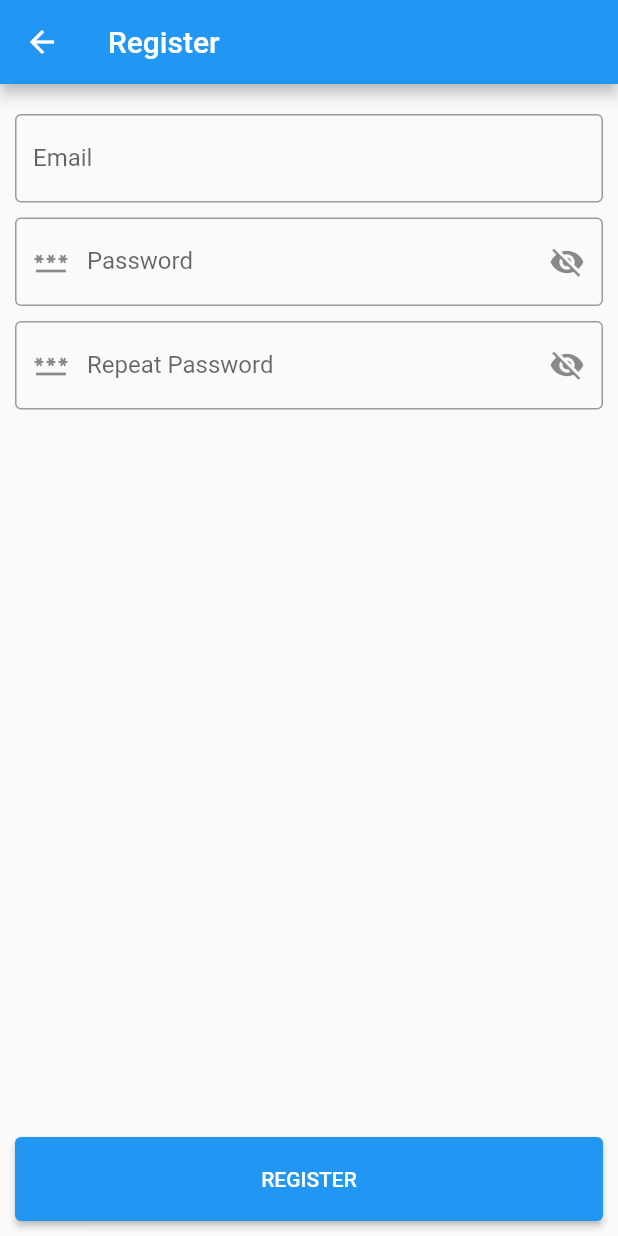
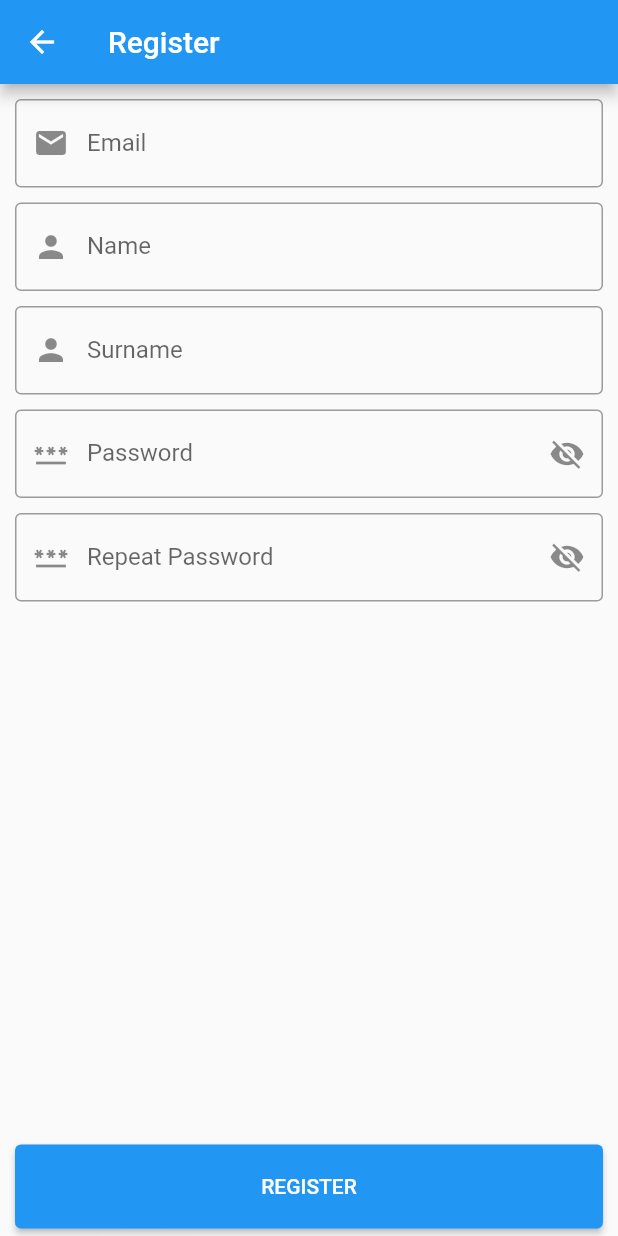
Before and after one commit to aIv4ro/Shopping-App, a Flutter app: the screen it shows after launch, after a tap on "Don't have account? Register now!", on a phone screen of 412 x 824 dp. Run offline on Flutter 3.47's test engine with Material 2 defaults, Android fonts, the phone set to English and light mode, and no system bars; our stand-ins replace cloud_firestore, equatable, firebase_auth, firebase_core, flutter_bloc; accounts and stored records are empty; generated files the repository leaves out were written again; network calls fail.

Commit message:
- login and logout

```diff
--- a/lib/bloc/register/register_bloc.dart
+++ b/lib/bloc/register/register_bloc.dart
@@ -2,8 +2,8 @@ import 'dart:async';
 import 'package:flutter_bloc/flutter_bloc.dart';
 import 'package:shopping/bloc/register/register_event.dart';
 import 'package:shopping/bloc/register/register_state.dart';
-import 'package:shopping/repositories/AuthRepository.dart';
-import 'package:shopping/repositories/UsersRepository.dart';
+import 'package:shopping/repositories/auth_repository.dart';
+import 'package:shopping/repositories/users_repository.dart';
 
 class RegisterBloc extends Bloc<RegisterEvent, RegisterState> {
   RegisterBloc({
@@ -39,6 +39,7 @@ class RegisterBloc extends Bloc<RegisterEvent, RegisterState> {
     emit(state.copyWith(status: () => RegisterStatus.creatingUser));
       try{
         await authRepository.registerUser(event.email, event.password);
+        await usersRepository.createUser(event.email, event.name, event.surname);
         emit(state.copyWith(status: () => RegisterStatus.userRegistered));
       }catch(err) {
         emit(state.copyWith(status: () => RegisterStatus.registerError));
--- a/lib/bloc/register/register_event.dart
+++ b/lib/bloc/register/register_event.dart
@@ -12,11 +12,16 @@ class LoadEmails extends RegisterEvent {
 }
 
 class CreateUser extends RegisterEvent {
-  const CreateUser({required this.email, required this.password});
+  const CreateUser({
+    required this.email, required this.password,
+    required this.name, required this.surname,
+  });
 
   final String email;
+  final String name;
+  final String surname;
   final String password;
 
   @override
-  List<Object> get props => [email, password];
+  List<Object> get props => [email, name, surname, password];
 }
--- a/lib/models/User.dart
+++ b/lib/models/user_model.dart
@@ -1,31 +1,27 @@
 import 'package:shopping/utils/string_extensions.dart';
 
 class User {
-
   User({
     required this.id, required this.email,
-    required this.username, required this.name,
-    required this.surname
+    required this.name, required this.surname
   });
 
   factory User.fromJson(Map<String, dynamic> json){
     final id = json['id'];
     final email = json['email'];
-    final username = json['username'];
     final name = json['name'];
     final surname = json['surname'];
 
     return User(
       id: id,
       email: email,
-      username: username,
       name: name,
       surname: surname,
     );
   }
+
   final String id;
   String email;
-  String username;
   String name;
   String surname;
 
@@ -33,7 +29,6 @@ class User {
     return {
       'id': id,
       'email': email,
-      'username': username,
       'name': name,
       'surname': surname,
     };
@@ -41,7 +36,7 @@ class User {
 
   @override
   String toString() {
-    return 'User{id: $id, email: $email, username: $username, name: $name, surname: $surname}';
+    return 'User{id: $id, email: $email, name: $name, surname: $surname}';
   }
 
   String get fullName => '${name.capitalize} ${surname.capitalize}';
--- a/lib/pages/login/login_page.dart
+++ b/lib/pages/login/login_page.dart
@@ -1,8 +1,9 @@
 import 'dart:developer';
+
 import 'package:flutter/material.dart';
 import 'package:flutter_bloc/flutter_bloc.dart';
-import 'package:shopping/repositories/AuthRepository.dart';
-import 'package:shopping/repositories/UsersRepository.dart';
+import 'package:shopping/repositories/auth_repository.dart';
+import 'package:shopping/repositories/users_repository.dart';
 import 'package:shopping/routes/paths.dart';
 import 'package:shopping/widgets/list_with_footer.dart';
 import 'package:shopping/widgets/password_input.dart';
@@ -22,11 +23,27 @@ class _LoginPageState extends State<LoginPage> {
   final passwordController = TextEditingController();
 
   void onKeepLoggedChange(value) => setState(() => keepLogged = value);
+
+
+  @override
+  void initState() {
+    super.initState();
+    if(authRepository.currentUser != null) {
+      usersRepository.findUserByEmail(authRepository.currentUser!.email!).then((value) {
+        UsersRepository.currentUser = value;
+        Navigator.of(context).pushReplacementNamed(home);
+      });
+    }
+  }
+
   void login() {
     authRepository.login(
       emailController.text, passwordController.text
     ).then((value) {
-      log('Logged');
+      usersRepository.findUserByEmail(authRepository.currentUser!.email!).then((value) {
+        UsersRepository.currentUser = value;
+        Navigator.of(context).pushReplacementNamed(home);
+      });
     }).catchError((err) {
       ScaffoldMessenger.of(context).showSnackBar(
         const SnackBar(content: Text('Invalid credentials'))
@@ -55,7 +72,10 @@ class _LoginPageState extends State<LoginPage> {
                     onPressed: login,
                     child: const Padding(
                       padding: EdgeInsets.all(10),
-                      child: Text('LOGIN'),
+                      child: Padding(
+                        padding: EdgeInsets.all(10),
+                        child: Text('LOGIN'),
+                      ),
                     )
                 ),
               ),
--- a/lib/pages/register/register_page.dart
+++ b/lib/pages/register/register_page.dart
@@ -18,6 +18,8 @@ class RegisterPage extends StatefulWidget {
 class _RegisterPageState extends State<RegisterPage> {
   final emailController = TextEditingController();
   final passwordController = TextEditingController();
+  final nameController = TextEditingController();
+  final surnameController = TextEditingController();
   final _formKey = GlobalKey<FormState>();
 
   @override
@@ -25,6 +27,8 @@ class _RegisterPageState extends State<RegisterPage> {
     super.dispose();
     emailController.dispose();
     passwordController.dispose();
+    nameController.dispose();
+    surnameController.dispose();
   }
 
   @override
@@ -68,8 +72,9 @@ class _RegisterPageState extends State<RegisterPage> {
               child: ListWithFooter(
                 padding: const EdgeInsets.all(10),
                 footer: [
-                  SizedBox(
+                  Container(
                     width: double.infinity,
+                    padding: const EdgeInsets.symmetric(horizontal: 10, vertical: 5),
                     child: state.status == RegisterStatus.creatingUser ?
                     const Center(child: CircularProgressIndicator(),) :
                     ElevatedButton(
@@ -85,6 +90,8 @@ class _RegisterPageState extends State<RegisterPage> {
                         bloc.add(
                           CreateUser(
                             email: emailController.text,
+                            name: nameController.text,
+                            surname: surnameController.text,
                             password: passwordController.text
                           ),
                         );
@@ -100,12 +107,58 @@ class _RegisterPageState extends State<RegisterPage> {
                   const SizedBox(
                     height: 10,
                   ),
-                  TextFormField(
+                  Padding(
+                    padding: const EdgeInsets.symmetric(horizontal: 10),
+                    child: TextFormField(
                       autovalidateMode: AutovalidateMode.onUserInteraction,
                       validator: EmailValidation(emails: state.emails).validate,
                       controller: emailController,
                       decoration: const InputDecoration(
                         labelText: 'Email',
+                        prefixIcon: Icon(Icons.email),
+                      ),
+                    ),
+                  ),
+                  const SizedBox(
+                    height: 10,
+                  ),
+                  Padding(
+                    padding: const EdgeInsets.symmetric(horizontal: 10),
+                    child: TextFormField(
+                      autovalidateMode: AutovalidateMode.onUserInteraction,
+                      validator: (value) {
+                        if(value == null || value.isEmpty) {
+                          return "Field can't be empty";
+                        }
+
+                        return null;
+                      },
+                      controller: nameController,
+                      decoration: const InputDecoration(
+                        labelText: 'Name',
+                        prefixIcon: Icon(Icons.person),
+                      ),
+                    ),
+                  ),
+                  const SizedBox(
+                    height: 10,
+                  ),
+                  Padding(
+                    padding: const EdgeInsets.symmetric(horizontal: 10),
+                    child: TextFormField(
+                      autovalidateMode: AutovalidateMode.onUserInteraction,
+                      validator: (value) {
+                        if(value == null || value.isEmpty) {
+                          return "Field can't be empty";
+                        }
+
+                        return null;
+                      },
+                      controller: surnameController,
+                      decoration: const InputDecoration(
+                        labelText: 'Surname',
+                        prefixIcon: Icon(Icons.person),
+                      ),
                     ),
                   ),
                   const SizedBox(
@@ -117,6 +170,7 @@ class _RegisterPageState extends State<RegisterPage> {
                     controller: passwordController,
                     labelText: 'Password',
                     prefixIcon: const Icon(Icons.password),
+                    padding: const EdgeInsets.symmetric(horizontal: 10,),
                   ),
                   const SizedBox(
                     height: 10,
@@ -128,6 +182,7 @@ class _RegisterPageState extends State<RegisterPage> {
                         .validate,
                     labelText: 'Repeat Password',
                     prefixIcon: const Icon(Icons.password),
+                    padding: const EdgeInsets.symmetric(horizontal: 10),
                   ),
                   const SizedBox(
                     height: 10,
--- a/lib/repositories/UsersRepository.dart
+++ /dev/null
@@ -1,30 +0,0 @@
-import 'package:cloud_firestore/cloud_firestore.dart';
-import 'package:shopping/models/User.dart';
-
-class UsersRepository {
-  final firestore = FirebaseFirestore.instance;
-  final collectionName = 'users';
-
-  Future<List<User>> findAllUsers() async {
-    final querySnapshot = await firestore.collection(collectionName).get();
-    final users = querySnapshot.docs.map((doc) {
-      final json = {
-        'id': doc.id,
-        ...doc.data()
-      };
-
-      return User.fromJson(json);
-    }).toList();
-
-    return users;
-  }
-
-  Future<List<String>> loadAllEmails() async {
-    final querySnapshot = await firestore.collection(collectionName).get();
-    final emails = querySnapshot.docs.map(
-      (doc) => doc.data()['email'].toString()
-    ).toList();
-
-    return emails;
-  }
-}
--- a/lib/repositories/AuthRepository.dart
+++ b/lib/repositories/auth_repository.dart
@@ -2,6 +2,8 @@ import 'package:firebase_auth/firebase_auth.dart';
 
 class AuthRepository {
   final firebaseAuth = FirebaseAuth.instance;
+
+  User? get currentUser => firebaseAuth.currentUser;
 
   Future<void> login(String email, String password) async {
     await firebaseAuth.signInWithEmailAndPassword(
@@ -13,4 +15,8 @@ class AuthRepository {
     await firebaseAuth.createUserWithEmailAndPassword(
         email: email, password: password);
   }
+
+  Future<void> logout() async {
+    await firebaseAuth.signOut();
+  }
 }
--- /dev/null
+++ b/lib/repositories/users_repository.dart
@@ -0,0 +1,50 @@
+import 'package:cloud_firestore/cloud_firestore.dart';
+import 'package:shopping/models/user_model.dart';
+
+class UsersRepository {
+  final firestore = FirebaseFirestore.instance;
+  final collectionName = 'users';
+
+  static late User currentUser;
+
+  Future<List<User>> findAllUsers() async {
+    final querySnapshot = await firestore.collection(collectionName).get();
+    final users = querySnapshot.docs.map((doc) {
+      final json = {
+        'id': doc.id,
+        ...doc.data()
+      };
+
+      return User.fromJson(json);
+    }).toList();
+
+    return users;
+  }
+
+  Future<List<String>> loadAllEmails() async {
+    final querySnapshot = await firestore.collection(collectionName).get();
+    final emails = querySnapshot.docs.map(
+      (doc) => doc.data()['email'].toString()
+    ).toList();
+
+    return emails;
+  }
+
+  Future<User> createUser(String email, String name, String surname) async {
+    final newDocRef = await firestore.collection(collectionName).add({
+      'email': email,
+      'name': name,
+      'surname': surname,
+    });
+    final newDoc = await firestore.collection(collectionName).doc(newDocRef.path).get();
+
+    return User.fromJson({'id': newDoc.id, ...?newDoc.data()});
+  }
+
+  Future<User> findUserByEmail(String email) async {
+    final querySnapShot = await firestore.collection(collectionName).limit(1).where('email', isEqualTo: email).get();
+    final doc = querySnapShot.docs.first;
+
+    return User.fromJson({'id': doc.id, ...doc.data()});
+  }
+}
--- a/lib/routes/paths.dart
+++ b/lib/routes/paths.dart
@@ -1,3 +1,4 @@
 const splash = '/splash';
 const login = '/login';
 const register = '/register';
+const home = '/home';
--- a/lib/widgets/list_with_footer.dart
+++ b/lib/widgets/list_with_footer.dart
@@ -14,13 +14,9 @@ class ListWithFooter extends StatelessWidget {
 
   @override
   Widget build(BuildContext context) {
-    return Padding(
-      padding: padding,
-      child: CustomScrollView(
+    return CustomScrollView(
       slivers: [
-          SliverList(
-              delegate: SliverChildListDelegate(children)
-          ),
+        SliverList(delegate: SliverChildListDelegate(children)),
         SliverFillRemaining(
           hasScrollBody: false,
           child: Column(
@@ -29,7 +25,6 @@ class ListWithFooter extends StatelessWidget {
           ),
         ),
       ],
-      ),
     );
   }
 }
```
Also changed, not shown: lib/pages/home/home_page.dart (added, +46 -0 lines), lib/routes/routes.dart (+9 -2 lines). Lines whose indentation alone changed are shown as unchanged.
